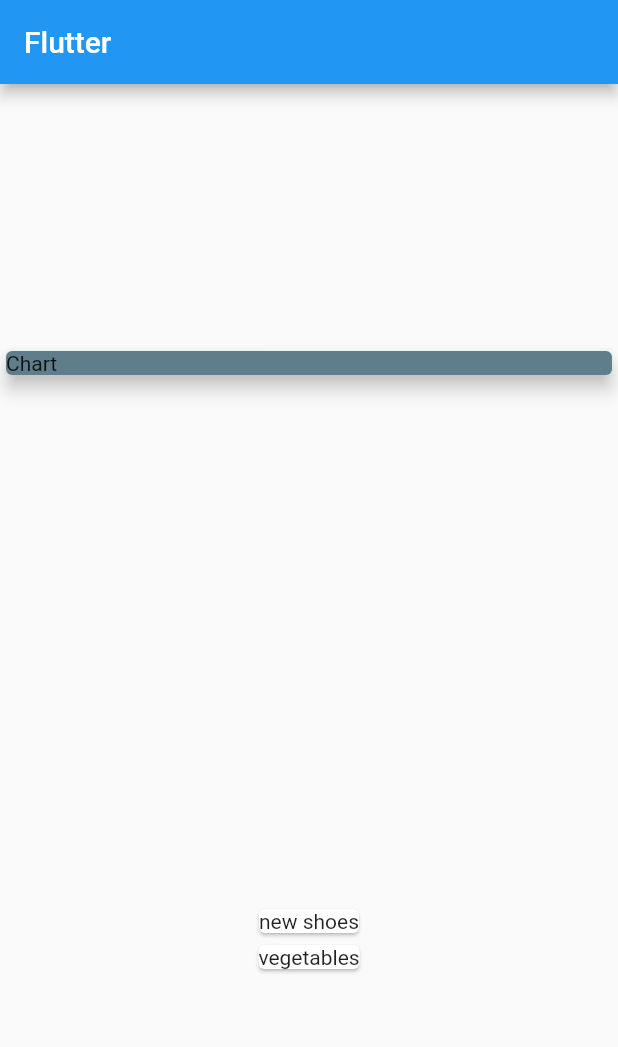
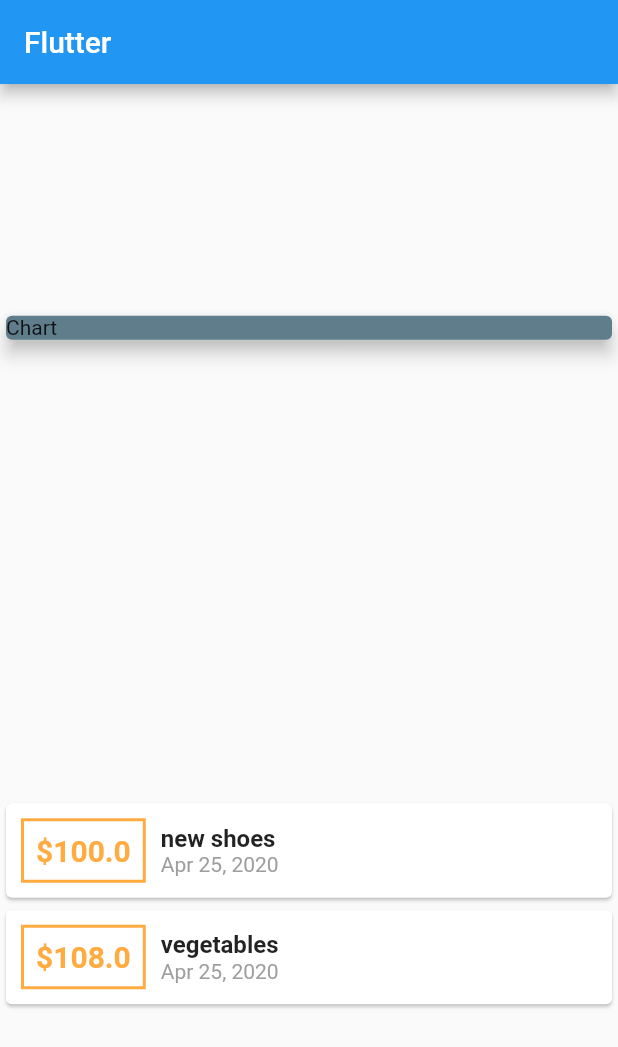
Before and after one commit to hammadkhan30/Expense_Tracker, a Flutter app: the screen it shows after launch, on a phone screen of 412 x 824 dp. Shown: the top 1047 px of the screen. Run offline on Flutter 3.47's test engine with Material 2 defaults, Android fonts, the phone set to English and light mode, and no system bars.

Commit message:
Intl package added in the pubspec and made changes in the the date format of the code

```diff
--- a/lib/main.dart
+++ b/lib/main.dart
@@ -1,4 +1,5 @@
 import 'package:flutter/material.dart';
+import 'package:intl/intl.dart';
 import './transaction.dart';
 
 void main() => runApp(MyApp());
@@ -50,7 +51,46 @@ class MyHomePage extends StatelessWidget {
           Column(
             children: transactions.map((tx) {
               return Card(
-                child: Text(tx.title),
+                child: Row(
+                  children: <Widget>[
+                    Container(
+                      margin: EdgeInsets.symmetric(
+                        vertical: 10,
+                        horizontal: 10,
+                      ),
+                      decoration: BoxDecoration(
+                        border: Border.all(
+                          color: Colors.orangeAccent,
+                          width: 2,
+                        )
+                      ),
+                      padding: EdgeInsets.all(8),
+                      child: Text(
+                        '\$${tx.amount}',
+                        style: TextStyle(
+                          fontWeight: FontWeight.bold,
+                          fontSize:20,
+                          color: Colors.orangeAccent,
+                        )
+                      ),
+                    ),
+                    Column(
+                      crossAxisAlignment: CrossAxisAlignment.start,
+                      children: <Widget>[
+                        Text(tx.title, style: TextStyle(
+                          fontSize: 16,
+                          fontWeight:FontWeight.bold,
+                        )),
+                        Text(
+                          DateFormat.yMMMd().format(tx.date),
+                          style: TextStyle(
+                            color: Colors.grey,
+                          )
+                        ),
+                      ],
+                    )
+                  ],
+                ),
               );
             }).toList(),
           )
--- a/pubspec.yaml
+++ b/pubspec.yaml
@@ -19,7 +19,7 @@ environment:
 dependencies:
   flutter:
     sdk: flutter
-
+  intl: ^0.16.1
   # The following adds the Cupertino Icons font to your application.
   # Use with the CupertinoIcons class for iOS style icons.
   cupertino_icons: ^0.1.2
```
Also changed, not shown: pubspec.lock.
